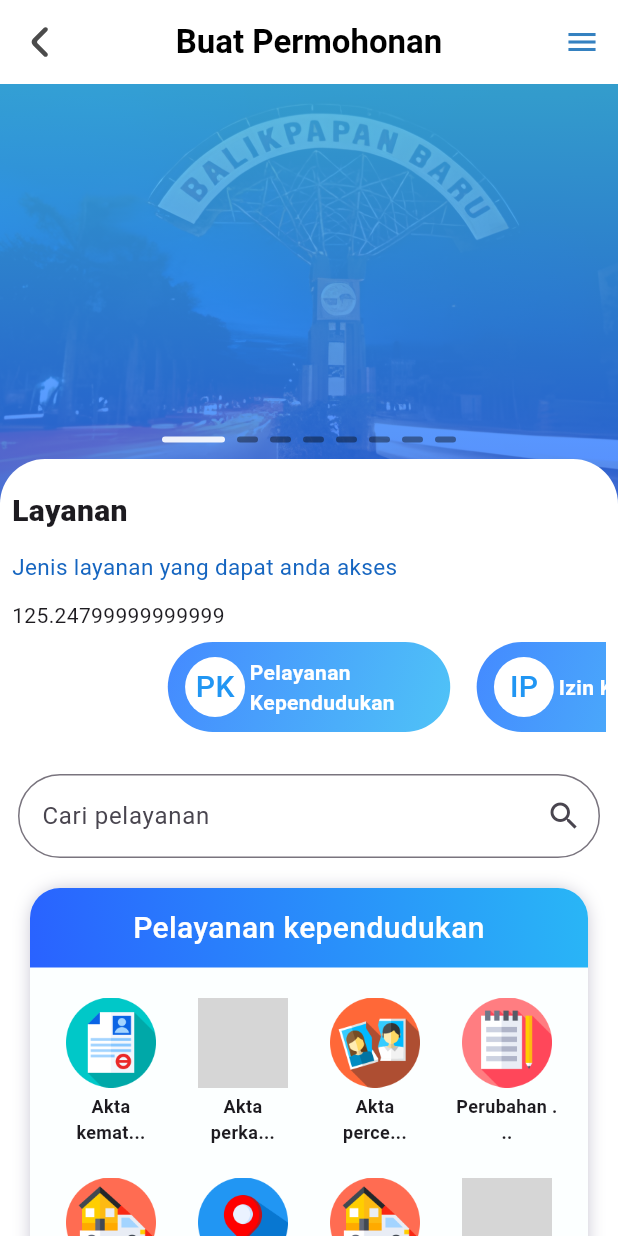
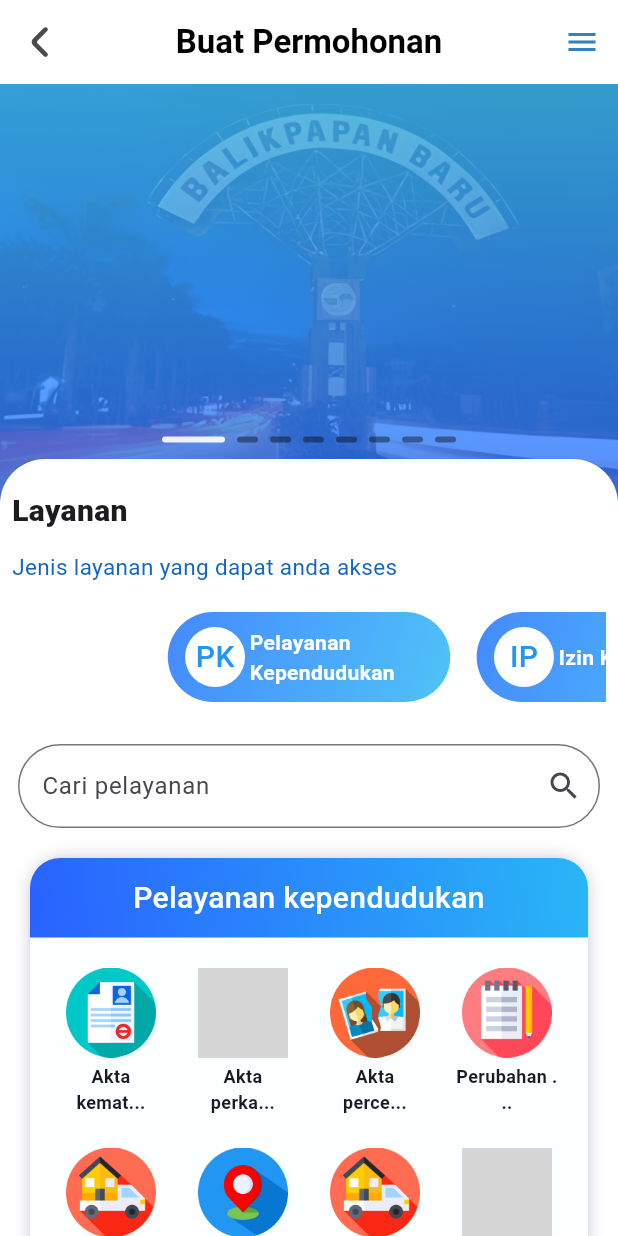
Before and after one commit to ZAZW27/BSWMobile, a Flutter app: the BuatPermohonan screen opened directly, on a phone screen of 412 x 824 dp. Run offline on Flutter 3.47's test engine with Material 3 defaults, Android fonts, the phone set to English and light mode, and no system bars; drawn by our look-alikes of carousel_slider, smooth_page_indicator; our stand-ins replace flutter_svg; grey boxes are pictures that could not be loaded.

Commit message:
trying to merge with github

```diff
--- a/lib/pages/buatPermohonan.dart
+++ b/lib/pages/buatPermohonan.dart
@@ -114,7 +114,6 @@ class _BuatPermohonanState extends State<BuatPermohonan> {
                                   ),
                                 ),
                               ),
-                              Text((screenWidth.toInt() * 0.304).toString() ),
                               Container(
                                 // height: 100,
                                 margin: EdgeInsets.symmetric(vertical: 8),
@@ -263,6 +262,7 @@ class _BuatPermohonanState extends State<BuatPermohonan> {
 
   Widget buildLayananModel(String initial, String judul, double screenWidth, int index) =>
   Container(
+    // width: 200,
     width: screenWidth < 600 ? screenWidth.toInt() * 0.457 : 200,
     padding: EdgeInsets.symmetric(horizontal: 0),
     decoration: BoxDecoration(
```
